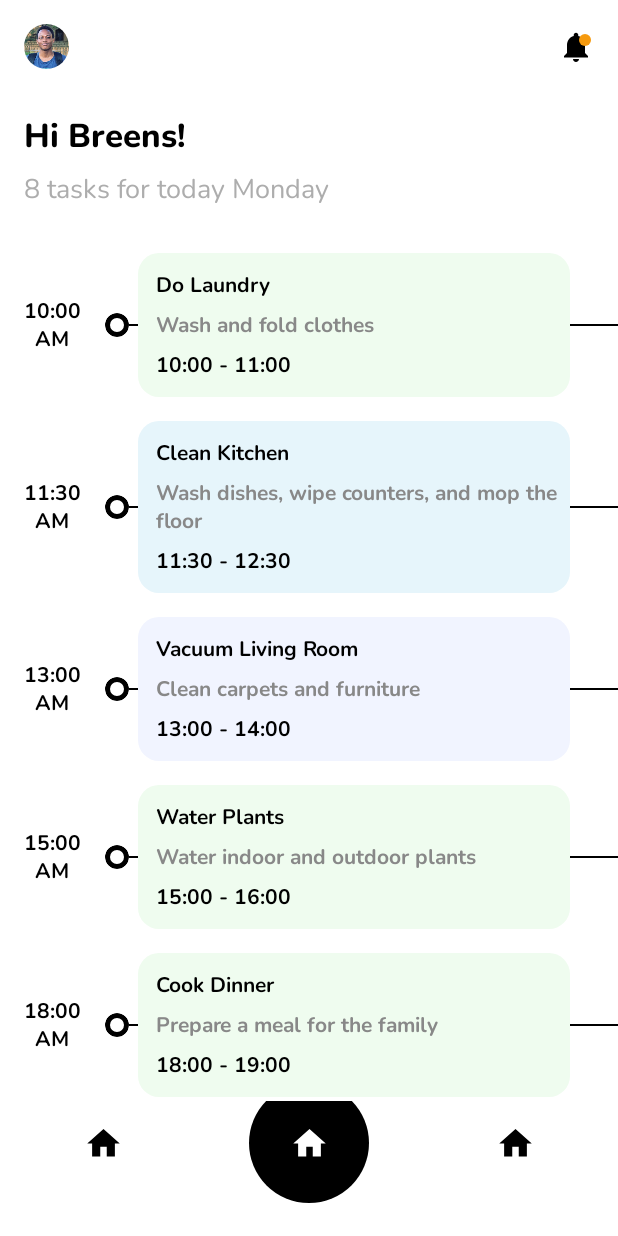
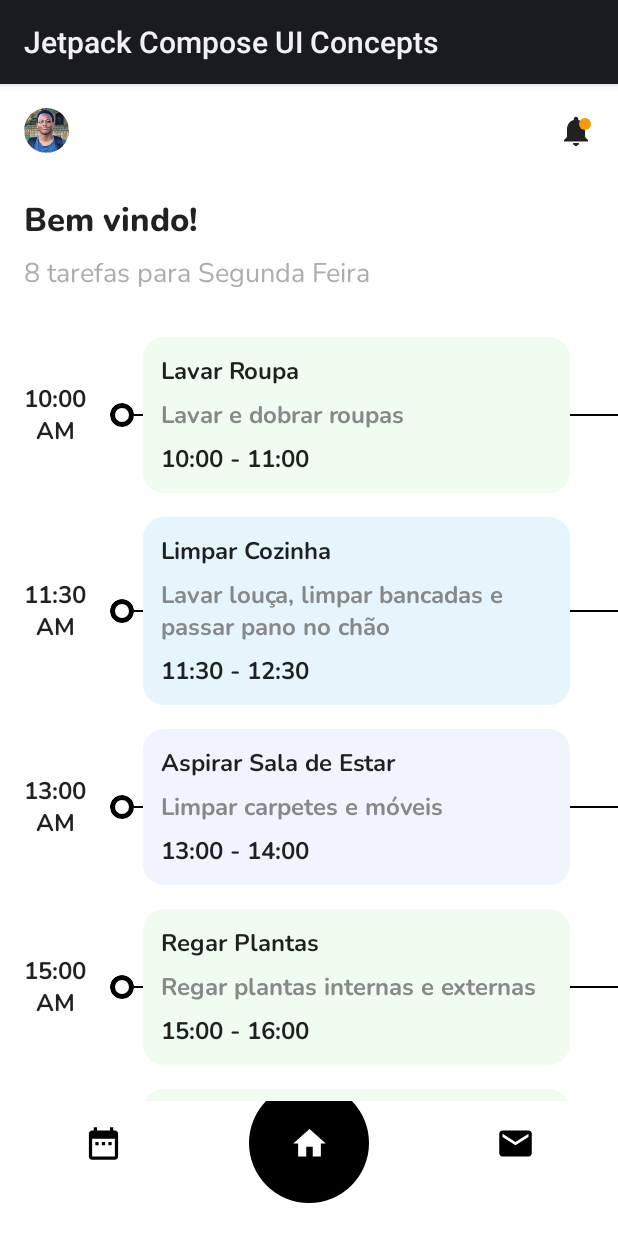
Before and after one commit to vitoria-vaz/avif-gerenciador-tarefas, an Android app built with Jetpack Compose: the screen it shows after launch (MainActivity), on a phone screen of 412 x 824 dp. Run offline under Robolectric (Android 15) with nearby library versions, the phone set to English and light mode, and no system bars.

Commit message:
Mudar os elementos do pacote de icones que não existem Trocar o nome dos pacotes pra avif.myapplication Traduzir a UI

```diff
--- a/app/build.gradle.kts
+++ b/app/build.gradle.kts
@@ -14,7 +14,7 @@ android {
 
     defaultConfig {
         applicationId = "com.avif.myapplication"
-        minSdk = 24
+        minSdk = 21
         targetSdk = 35
         versionCode = 1
         versionName = "1.0"
@@ -63,6 +63,6 @@ dependencies {
     debugImplementation(libs.androidx.ui.tooling)
     debugImplementation(libs.androidx.ui.test.manifest)
 
-    implementation("androidx.compose.material:material:1.4.2")
-
+    implementation(libs.androidx.material)
+    implementation("androidx.compose.material3:material3:1.1.2")
 }
--- a/app/src/main/AndroidManifest.xml
+++ b/app/src/main/AndroidManifest.xml
@@ -10,13 +10,10 @@
         android:label="@string/app_name"
         android:roundIcon="@mipmap/ic_launcher_round"
         android:supportsRtl="true"
-        android:theme="@style/Theme.Avif_ToDoList"
         tools:targetApi="31">
         <activity
             android:name=".MainActivity"
-            android:exported="true"
-            android:label="@string/app_name"
-            android:theme="@style/Theme.Avif_ToDoList">
+            android:exported="true">
             <intent-filter>
                 <action android:name="android.intent.action.MAIN" />
 
--- a/app/src/main/java/com/avif/myapplication/MainActivity.kt
+++ b/app/src/main/java/com/avif/myapplication/MainActivity.kt
@@ -18,6 +18,8 @@ import androidx.compose.material.BottomNavigation
 import androidx.compose.material.BottomNavigationItem
 import androidx.compose.material.Scaffold
 import androidx.compose.material.icons.Icons
+import androidx.compose.material.icons.filled.DateRange
+import androidx.compose.material.icons.filled.Email
 //import androidx.compose.material.icons.filled.CalendarMonth
 import androidx.compose.material.icons.filled.Home
 //import androidx.compose.material.icons.filled.Mail
@@ -55,12 +57,10 @@ class MainActivity : ComponentActivity() {
                     ) {
                         screens.forEachIndexed { index, _ ->
                             val icon: ImageVector = when (index) {
-                                0 -> Icons.Filled.Home
                                 // removed for testing
-                                //0 -> Icons.Filled.CalendarMonth
+                                0 -> Icons.Filled.DateRange
                                 1 -> Icons.Filled.Home
-                                //    2 -> Icons.Filled.Mail
-                                2 -> Icons.Filled.Home
+                                2 -> Icons.Filled.Email
                                 else -> Icons.Filled.Home
                             }
                             BottomNavigationItem(
--- a/app/src/main/java/com/avif/myapplication/taskmanager/components/WelcomeMessageComponent.kt
+++ b/app/src/main/java/com/avif/myapplication/taskmanager/components/WelcomeMessageComponent.kt
@@ -17,13 +17,13 @@ import com.avif.myapplication.ui.theme.LightGray
 fun WelcomeMessageComponent() {
     Column(verticalArrangement = Arrangement.spacedBy(8.dp)) {
         Text(
-            text = "Hi Breens!",
+            text = "Bem vindo!",
             fontFamily = FontFamily(Font(R.font.nunito_extrabold)),
             fontSize = 22.sp
         )
 
         Text(
-            text = "8 tasks for today Monday",
+            text = "8 tarefas para Segunda Feira",
             fontFamily = FontFamily(Font(R.font.nunito_regular)),
             fontSize = 18.sp,
             color = LightGray
--- a/app/src/main/java/com/avif/myapplication/taskmanager/data/Task.kt
+++ b/app/src/main/java/com/avif/myapplication/taskmanager/data/Task.kt
@@ -1,3 +1,6 @@
+// Disabilita a correcao ortografica
+@file:Suppress("SpellCheckingInspection")
+
 package com.avif.myapplication.taskmanager.data
 
 data class Task(
@@ -8,75 +11,80 @@ data class Task(
     val endTime: String
 )
 
+/** ChatGPT - início
+ * Prompt: Traduza as strings do código para português
+ *
+ */
 val taskList = listOf(
         Task(
             1,
-        "Do Laundry",
-        "Wash and fold clothes",
+            "Lavar Roupa",
+            "Lavar e dobrar roupas",
             "10:00",
             "11:00"
         ),
         Task(
             2,
-        "Clean Kitchen",
-        "Wash dishes, wipe counters, and mop the floor",
+            "Limpar Cozinha",
+            "Lavar louça, limpar bancadas e passar pano no chão",
             "11:30",
             "12:30"
         ),
         Task(
             3,
-        "Vacuum Living Room",
-        "Clean carpets and furniture",
+            "Aspirar Sala de Estar",
+            "Limpar carpetes e móveis",
             "13:00",
             "14:00"
         ),
         Task(
             4,
-        "Water Plants",
-        "Water indoor and outdoor plants",
+            "Regar Plantas",
+            "Regar plantas internas e externas",
             "15:00",
             "16:00"
         ),
         Task(
             5,
-        "Cook Dinner",
-        "Prepare a meal for the family",
+            "Preparar Jantar",
+            "Preparar uma refeição para a família",
             "18:00",
             "19:00"
         ),
         Task(
             6,
-        "Clean Bathrooms",
-        "Clean sinks, toilets, showers, and tubs",
+            "Limpar Banheiros",
+            "Limpar pias, vasos sanitários, chuveiros e banheiras",
             "9:00",
             "10:00"
         ),
         Task(
             7,
-        "Organize Closet",
-        "Sort and fold clothes and arrange them in the closet",
+            "Organizar Guarda-Roupa",
+            "Separar e dobrar roupas e organizá-las no armário",
             "11:00",
             "12:00"
         ),
         Task(
             8,
-        "Dust Furniture",
-        "Dust and polish tables, shelves, and other furniture",
+            "Tirar Poeira dos Móveis",
+            "Limpar e polir mesas, prateleiras e outros móveis",
             "14:00",
             "15:00"
         ),
         Task(
             9,
-        "Clean Windows",
-        "Wash and wipe windows and mirrors",
+            "Limpar Janelas",
+            "Lavar e limpar janelas e espelhos",
             "16:30",
             "17:30"
         ),
         Task(
             10,
-        "Take Out Trash",
-        "Collect and dispose of garbage and recycling",
+            "Levar o Lixo Para Fora",
+            "Coletar e descartar o lixo e a reciclagem",
             "20:00",
             "21:00"
         )
     )
+/** ChatGPT - final */
--- a/app/src/main/java/com/avif/myapplication/ui/theme/Shapes.kt
+++ b/app/src/main/java/com/avif/myapplication/ui/theme/Shapes.kt
@@ -1,11 +1,11 @@
 package com.avif.myapplication.ui.theme
 
 import androidx.compose.foundation.shape.RoundedCornerShape
-import androidx.compose.material3.Shapes
+import androidx.compose.material.Shapes
 import androidx.compose.ui.unit.dp
 
 val Shapes = Shapes(
     small = RoundedCornerShape(4.dp),
-    medium = RoundedCornerShape(8.dp),
-    large = RoundedCornerShape(16.dp)
+    medium = RoundedCornerShape(4.dp),
+    large = RoundedCornerShape(0.dp)
 )
--- a/app/src/main/java/com/avif/myapplication/ui/theme/Theme.kt
+++ b/app/src/main/java/com/avif/myapplication/ui/theme/Theme.kt
@@ -1,21 +1,30 @@
 package com.avif.myapplication.ui.theme
 
 import androidx.compose.foundation.isSystemInDarkTheme
-import androidx.compose.material3.MaterialTheme
-import androidx.compose.material3.darkColorScheme
-import androidx.compose.material3.lightColorScheme
+import androidx.compose.material.MaterialTheme
+import androidx.compose.material.darkColors
+import androidx.compose.material.lightColors
 import androidx.compose.runtime.Composable
 
-private val DarkColorScheme = darkColorScheme(
+private val DarkColorPalette = darkColors(
     primary = Purple200,
-    primaryContainer = Purple700,
+    primaryVariant = Purple700,
     secondary = Teal200
 )
 
-private val LightColorScheme = lightColorScheme(
+private val LightColorPalette = lightColors(
     primary = Purple500,
-    primaryContainer = Purple700,
+    primaryVariant = Purple700,
     secondary = Teal200
+
+    /* Other default colors to override
+    background = Color.White,
+    surface = Color.White,
+    onPrimary = Color.White,
+    onSecondary = Color.Black,
+    onBackground = Color.Black,
+    onSurface = Color.Black,
+    */
 )
 
 @Composable
@@ -24,13 +33,13 @@ fun TaskManagerAppJetpackComposeTheme(
     content: @Composable () -> Unit
 ) {
     val colors = if (darkTheme) {
-        DarkColorScheme
+        DarkColorPalette
     } else {
-        LightColorScheme
+        LightColorPalette
     }
 
     MaterialTheme(
-        colorScheme = colors,
+        colors = colors,
         typography = Typography,
         shapes = Shapes,
         content = content
--- a/app/src/main/java/com/avif/myapplication/ui/theme/Type.kt
+++ b/app/src/main/java/com/avif/myapplication/ui/theme/Type.kt
@@ -1,6 +1,6 @@
 package com.avif.myapplication.ui.theme
 
-import androidx.compose.material3.Typography
+import androidx.compose.material.Typography
 import androidx.compose.ui.text.TextStyle
 import androidx.compose.ui.text.font.Font
 import androidx.compose.ui.text.font.FontFamily
@@ -21,7 +21,7 @@ val Nunito = FontFamily(
 
 // Set of Material typography styles to start with
 val Typography = Typography(
-    bodyLarge = TextStyle(
+    body1 = TextStyle(
         fontFamily = FontFamily.Default,
         fontWeight = FontWeight.Normal,
         fontSize = 16.sp
--- a/gradle/libs.versions.toml
+++ b/gradle/libs.versions.toml
@@ -14,6 +14,7 @@ materialIconsExtended = "1.7.7"
 [libraries]
 androidx-core-ktx = { group = "androidx.core", name = "core-ktx", version.ref = "coreKtx" }
 androidx-lifecycle-viewmodel-compose = { module = "androidx.lifecycle:lifecycle-viewmodel-compose", version.ref = "lifecycleRuntimeKtx" }
+androidx-material = { module = "androidx.compose.material:material", version.ref = "materialIconsExtended" }
 androidx-material-icons-extended = { module = "androidx.compose.material:material-icons-extended", version.ref = "materialIconsExtended" }
 junit = { group = "junit", name = "junit", version.ref = "junit" }
 androidx-junit = { group = "androidx.test.ext", name = "junit", version.ref = "junitVersion" }
```
Lines whose indentation alone changed are shown as unchanged.
